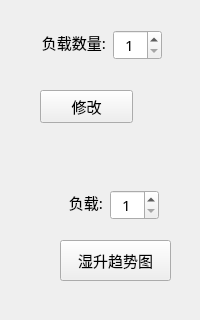
First picture: the form in IDC_TestSystem/eload/eload_toolbox/eload_hometoolwid.ui, repository ChinaClever/IDC_TestSystem, before the edit; both pictures show x 0 to 200 and y 280 to 600 of the 200 by 600 pixel window.
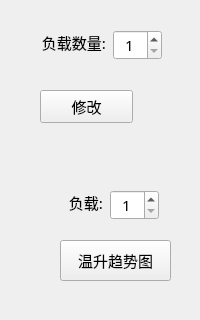
Second picture: the form after the edit.

```diff
--- a/IDC_TestSystem/eload/eload_toolbox/eload_hometoolwid.ui
+++ b/IDC_TestSystem/eload/eload_toolbox/eload_hometoolwid.ui
@@ -108,7 +108,7 @@
     </rect>
    </property>
    <property name="text">
-    <string>湿升趋势图</string>
+    <string>温升趋势图</string>
    </property>
   </widget>
   <widget class="QSpinBox" name="temSpinBox">
```
